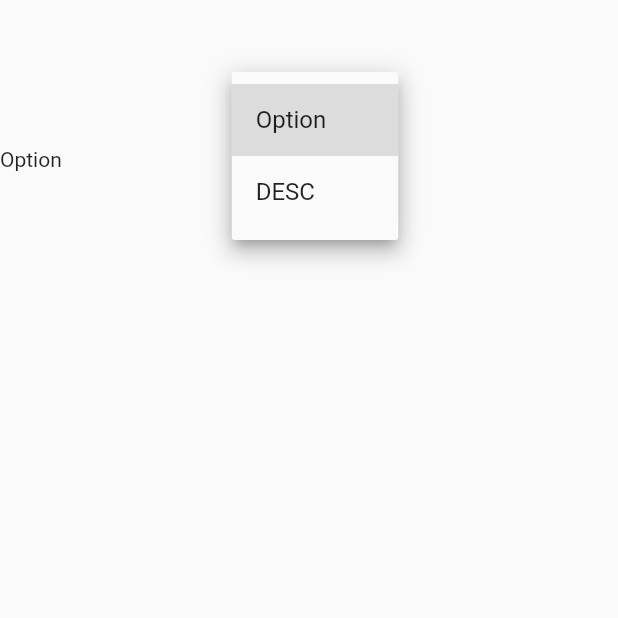
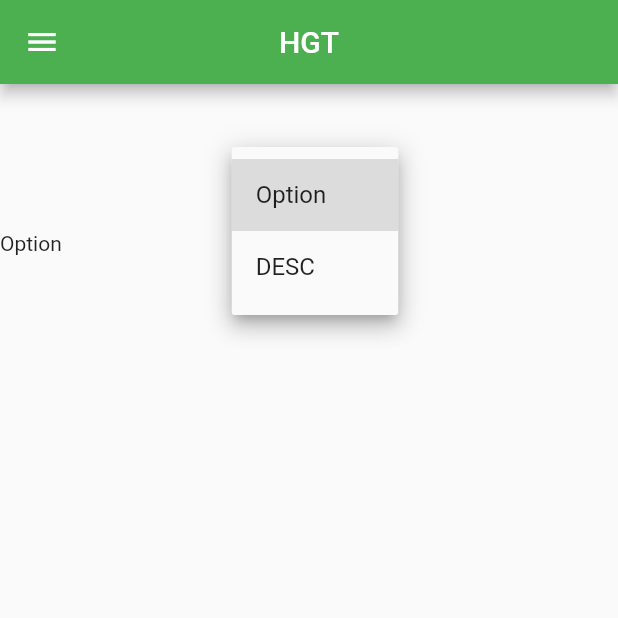
Before and after one commit to Younhong/HDT, a Flutter app: the ReviewMainPage screen opened directly, after a tap on "Option", on a phone screen of 412 x 824 dp, the top half of it. Run offline on Flutter 3.47's test engine with Material 2 defaults, Android fonts, the phone set to English and light mode, and no system bars.

Commit message:
file rename & option edit

```diff
--- /dev/null
+++ b/lib/review/review.body.dart
@@ -0,0 +1,43 @@
+import 'package:flutter/material.dart';
+import 'package:hgt/review/review.option.dart';
+
+class ReviewBodyPage extends StatefulWidget{
+   _ReviewBodyState createState() => _ReviewBodyState();
+}
+
+class _ReviewBodyState extends State<ReviewBodyPage> {
+  _ReviewBodyState();
+
+  List<String> _category = ['Option', 'DESC'];
+
+  String _selected = "Option";
+
+  @override
+  Widget build(BuildContext context) {
+    return ListView(
+      children: <Widget>[
+        Container(
+          alignment: Alignment.topCenter,
+          padding: EdgeInsets.only(top: 50),
+          child: DropdownButton(
+            hint: Text('Option'),
+            value: _selected,
+            icon: Icon(Icons.arrow_drop_down),
+//            iconSize: 24,
+//            elevation: 1,
+            onChanged: (String newValue) {
+              setState(() { _selected = newValue;});
+            },
+            items: _category
+                .map((String category) {
+              return DropdownMenuItem<String>(
+                value: category, child: Text(category),
+              );
+            }).toList(),
+          ),
+        ),
+        ReviewOptionPage(_selected),
+      ],
+    );
+  }
+}
--- a/lib/review/review.main.dart
+++ b/lib/review/review.main.dart
@@ -1,43 +1,75 @@
 import 'package:flutter/material.dart';
-import 'package:hgt/review/review.option.dart';
+import 'package:hgt/home.dart';
+import 'package:hgt/review/review.body.dart';
+import 'package:hgt/schedule/my_course.dart';
+import 'package:hgt/open_course/open.course.main.dart';
 
-class ReviewMainPage extends StatefulWidget{
-   _ReviewMainPageState createState() => _ReviewMainPageState();
-}
-
-class _ReviewMainPageState extends State<ReviewMainPage> {
-  _ReviewMainPageState();
-
-  List<String> _category = ['Option', 'DESC'];
-
-  String _selected = "Option";
-
+class ReviewMainPage extends StatelessWidget {
   @override
   Widget build(BuildContext context) {
-    return ListView(
-      children: <Widget>[
-        Container(
-          alignment: Alignment.topCenter,
-          padding: EdgeInsets.only(top: 50),
-          child: DropdownButton(
-            hint: Text('Option'),
-            value: _selected,
-            icon: Icon(Icons.arrow_drop_down),
-//            iconSize: 24,
-//            elevation: 1,
-            onChanged: (String newValue) {
-              setState(() { _selected = newValue;});
-            },
-            items: _category
-                .map((String category) {
-              return DropdownMenuItem<String>(
-                value: category, child: Text(category),
-              );
-            }).toList(),
-          ),
+    return Scaffold(
+      appBar: AppBar(
+        backgroundColor: Colors.green,
+        title: Text('HGT'),
+        centerTitle: true,
+      ),
+      body: ReviewBodyPage(),
+      drawer: Drawer(
+        child: ListView(
+          padding: EdgeInsets.zero,
+          children: <Widget>[
+            DrawerHeader(
+              decoration: BoxDecoration(
+                color: Colors.green,
+              ),
+              child: Container(
+                alignment: Alignment.bottomLeft,
+                child: Row(
+                  children: <Widget>[
+                    Container(
+                      child: CircleAvatar(backgroundImage: AssetImage('asset/profile.jpg'),),
+                    ),
+                    Container(
+                      padding: EdgeInsets.only(left: 15),
+                      child: Text('Younhong',
+                          style: TextStyle(color: Colors.white, fontSize: 19)),
+                    ),
+                  ],
+                ),
+              ),
+            ),
+            ListTile(
+                title: Text("Home"),
+                leading: Icon(Icons.home, color: Colors.black),
+                onTap: () {
+                  Navigator.push(context,
+                      MaterialPageRoute(
+                          builder: (context) => HomePage()));
+                }
+            ),
+            ListTile(
+                title: Text("Search Course"),
+                leading: Icon(Icons.search),
+                onTap: () {
+                  Navigator.push(context,
+                      MaterialPageRoute(
+                          builder: (context) => OpenCourseMainPage()));
+                }
+            ),
+            ListTile(
+                title: Text("My Schedule"),
+                leading: Image.asset('asset/review.png',
+                    width: 25, height: 25),
+                onTap: () {
+                  Navigator.push(context,
+                      MaterialPageRoute(
+                          builder: (context) => MyCoursePage()));
+                }
+            ),
+          ],
         ),
-        ReviewOptionPage(_selected),
-      ],
+      ),
+      resizeToAvoidBottomInset: false,
     );
   }
 }
--- a/lib/schedule/my_course.dart
+++ b/lib/schedule/my_course.dart
@@ -1,6 +1,6 @@
 import 'package:flutter/material.dart';
 import 'package:hgt/home.dart';
-import 'package:hgt/review/review.dart';
+import 'package:hgt/review/review.main.dart';
 import 'package:hgt/schedule/schedule.dart';
 
 class MyCoursePage extends StatelessWidget {
@@ -62,7 +62,7 @@ class MyCoursePage extends StatelessWidget {
                 onTap: () {
                   Navigator.push(context,
                       MaterialPageRoute(
-                          builder: (context) => ReviewPage()));
+                          builder: (context) => ReviewMainPage()));
                 }
             ),
           ],
```
Also changed, not shown: lib/home.dart (+4 -4 lines), lib/open_course/open.course.body.dart (added, +42 -0 lines), lib/open_course/open.course.main.dart (renamed from lib/review/review.dart, +15 -12 lines), lib/open_course/open.course.option.dart (+8 -16 lines), lib/open_course/open_course.dart (deleted, +0 -78 lines).
